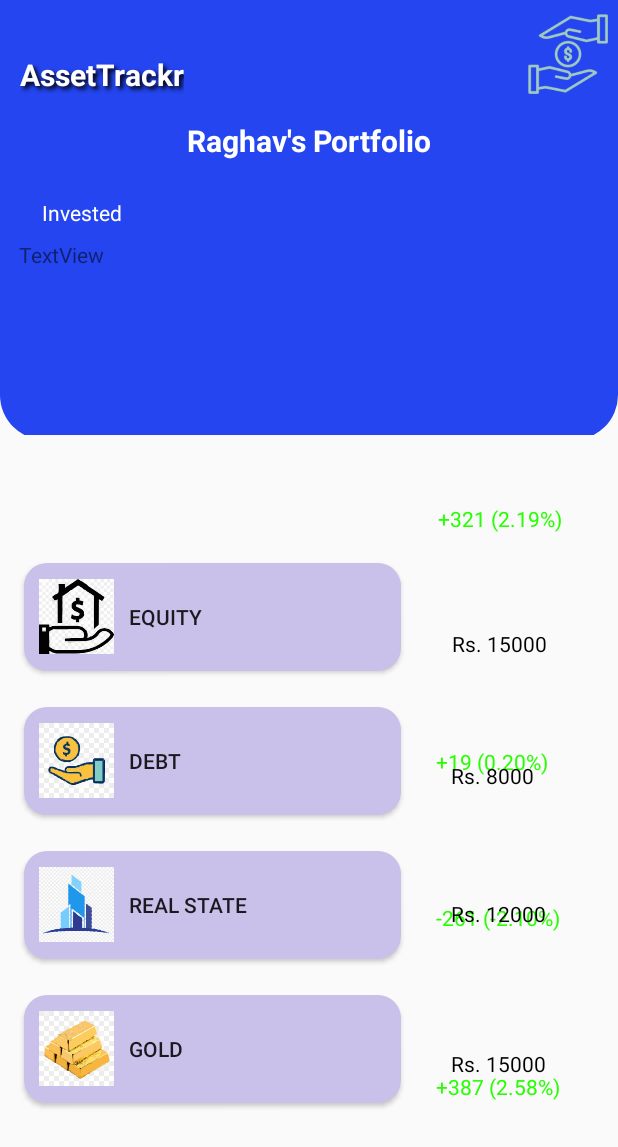
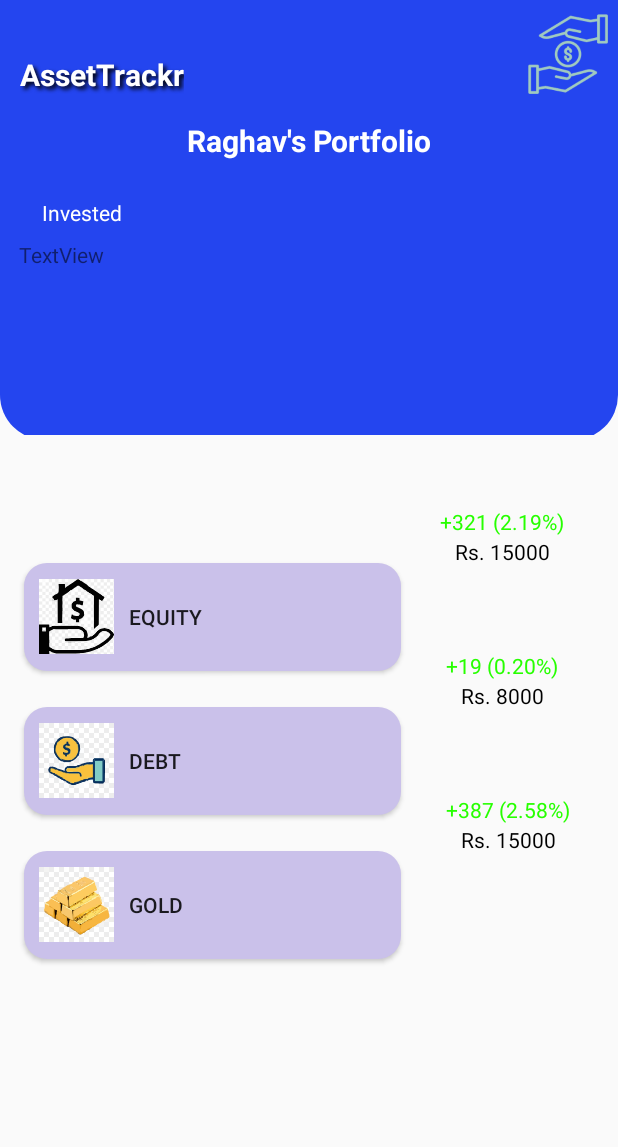
Before and after one commit to raghav-malik/investment-android-app, an Android app: the StocksActivity screen opened directly, with no data from a screen before it, on a phone screen of 412 x 824 dp. Shown: the top 1147 px of the screen. Run offline under Robolectric (Android 15) with nearby library versions, the phone set to English and light mode, and no system bars; 4 statements that could not run were skipped.

Commit message:
portfolio constraint try

```diff
--- a/app/src/main/res/layout/activity_stocks.xml
+++ b/app/src/main/res/layout/activity_stocks.xml
@@ -87,6 +87,90 @@
     </LinearLayout>
 
 
+    <LinearLayout
+        android:layout_width="150dp"
+        android:layout_height="72dp"
+        android:layout_marginStart="260dp"
+        android:layout_marginTop="328dp"
+        android:orientation="vertical"
+        app:layout_constraintStart_toStartOf="parent"
+        app:layout_constraintTop_toTopOf="parent">
+
+        <TextView
+            android:id="@+id/textViewreturnsEquity"
+            android:layout_width="match_parent"
+            android:layout_height="20dp"
+            android:layout_marginTop="10dp"
+            android:text="+321 (2.19%)"
+            android:textAlignment="center"
+            android:textColor="#27FF00" />
+
+        <TextView
+            android:id="@+id/textViewEquityInvested"
+            android:layout_width="match_parent"
+            android:layout_height="24dp"
+            android:text="Rs. 15000"
+            android:textAlignment="center"
+            android:textColor="#000000" />
+    </LinearLayout>
+
+
+    <LinearLayout
+        android:layout_width="150dp"
+        android:layout_height="72dp"
+        android:layout_marginStart="260dp"
+        android:layout_marginTop="424dp"
+        android:orientation="vertical"
+        app:layout_constraintStart_toStartOf="parent"
+        app:layout_constraintTop_toTopOf="parent">
+
+        <TextView
+            android:id="@+id/textViewdebtreturns"
+            android:layout_width="match_parent"
+            android:layout_height="20dp"
+            android:layout_marginTop="10dp"
+            android:text="+19 (0.20%)"
+            android:textAlignment="center"
+            android:textColor="#27FF00" />
+
+
+        <TextView
+            android:id="@+id/textViewdebtprice"
+            android:layout_width="match_parent"
+            android:layout_height="24dp"
+            android:text="Rs. 8000"
+            android:textAlignment="center"
+            android:textColor="#000000" />
+    </LinearLayout>
+
+    <LinearLayout
+        android:layout_width="150dp"
+        android:layout_height="72dp"
+        android:layout_marginStart="264dp"
+        android:layout_marginTop="520dp"
+        android:orientation="vertical"
+        app:layout_constraintStart_toStartOf="parent"
+        app:layout_constraintTop_toTopOf="parent">
+
+        <TextView
+            android:id="@+id/textViewgoldreturns"
+            android:layout_width="match_parent"
+            android:layout_height="20dp"
+            android:layout_marginTop="10dp"
+            android:text="+387 (2.58%)"
+            android:textAlignment="center"
+            android:textColor="#27FF00" />
+
+
+        <TextView
+            android:id="@+id/textViewgoldprice"
+            android:layout_width="match_parent"
+            android:layout_height="24dp"
+            android:text="Rs. 15000"
+            android:textAlignment="center"
+            android:textColor="#000000" />
+    </LinearLayout>
+
     <Button
         android:id="@+id/btnEquity"
         android:layout_width="251dp"
@@ -121,21 +205,6 @@
         app:layout_constraintTop_toBottomOf="@+id/btnEquity" />
 
     <Button
-        android:id="@+id/btnrealestate"
-        android:layout_width="0dp"
-        android:layout_height="72dp"
-        android:layout_marginTop="24dp"
-        android:background="@drawable/btnforpurposes"
-        android:drawableStart="@drawable/real_estate"
-        android:drawablePadding="10dp"
-        android:paddingStart="10dp"
-        android:text="Real state"
-        android:textAlignment="viewStart"
-        app:layout_constraintEnd_toEndOf="@+id/btndebt"
-        app:layout_constraintStart_toStartOf="@+id/btndebt"
-        app:layout_constraintTop_toBottomOf="@+id/btndebt" />
-
-    <Button
         android:id="@+id/btngold"
         android:layout_width="0dp"
         android:layout_height="72dp"
@@ -146,108 +215,8 @@
         android:paddingStart="10dp"
         android:text="Gold"
         android:textAlignment="viewStart"
-        app:layout_constraintEnd_toEndOf="@+id/btnrealestate"
-        app:layout_constraintStart_toStartOf="@+id/btnrealestate"
-        app:layout_constraintTop_toBottomOf="@+id/btnrealestate" />
-
-    <TextView
-        android:id="@+id/textViewEquityInvested"
-        android:layout_width="75dp"
-        android:layout_height="24dp"
-        android:layout_marginTop="44dp"
-        android:text="Rs. 15000"
-        android:textColor="#000000"
-        app:layout_constraintEnd_toEndOf="parent"
-        app:layout_constraintHorizontal_bias="0.492"
-        app:layout_constraintStart_toEndOf="@+id/btnEquity"
-        app:layout_constraintTop_toTopOf="@+id/btnEquity" />
-
-    <TextView
-        android:id="@+id/textViewdebtreturns"
-        android:layout_width="81dp"
-        android:layout_height="31dp"
-        android:layout_marginStart="20dp"
-        android:text="+19 (0.20%)"
-        android:textAlignment="center"
-        android:textColor="#27FF00"
-        app:layout_constraintBottom_toBottomOf="parent"
-        app:layout_constraintStart_toEndOf="@+id/btndebt"
-        app:layout_constraintTop_toTopOf="parent"
-        app:layout_constraintVertical_bias="0.628" />
-
-    <TextView
-        android:id="@+id/textViewdebtprice"
-        android:layout_width="wrap_content"
-        android:layout_height="wrap_content"
-        android:layout_marginTop="36dp"
-        android:text="Rs. 8000"
-        android:textColor="#000000"
-        app:layout_constraintEnd_toEndOf="parent"
-        app:layout_constraintHorizontal_bias="0.37"
-        app:layout_constraintStart_toEndOf="@+id/btndebt"
-        app:layout_constraintTop_toTopOf="@+id/btndebt" />
-
-    <TextView
-        android:id="@+id/textViewrealestatereturns"
-        android:layout_width="96dp"
-        android:layout_height="30dp"
-        android:layout_marginEnd="32dp"
-        android:text="-261 (-2.10%)"
-        android:textAlignment="center"
-        android:textColor="#27FF00"
-        app:layout_constraintBottom_toBottomOf="parent"
-        app:layout_constraintEnd_toEndOf="parent"
-        app:layout_constraintTop_toTopOf="parent"
-        app:layout_constraintVertical_bias="0.758" />
-
-    <TextView
-        android:id="@+id/textViewrealestateprice"
-        android:layout_width="64dp"
-        android:layout_height="24dp"
-        android:layout_marginTop="32dp"
-        android:text="Rs. 12000"
-        android:textColor="#000000"
-        app:layout_constraintEnd_toEndOf="parent"
-        app:layout_constraintHorizontal_bias="0.412"
-        app:layout_constraintStart_toEndOf="@+id/btnrealestate"
-        app:layout_constraintTop_toTopOf="@+id/btnrealestate" />
-
-    <TextView
-        android:id="@+id/textViewgoldreturns"
-        android:layout_width="85dp"
-        android:layout_height="32dp"
-        android:layout_marginEnd="36dp"
-        android:text="+387 (2.58%)"
-        android:textColor="#27FF00"
-        app:layout_constraintBottom_toBottomOf="parent"
-        app:layout_constraintEnd_toEndOf="parent"
-        app:layout_constraintTop_toTopOf="parent"
-        app:layout_constraintVertical_bias="0.902" />
-
-    <TextView
-        android:id="@+id/textViewgoldprice"
-        android:layout_width="wrap_content"
-        android:layout_height="wrap_content"
-        android:layout_marginTop="36dp"
-        android:text="Rs. 15000"
-        android:textColor="#000000"
-        app:layout_constraintEnd_toEndOf="parent"
-        app:layout_constraintHorizontal_bias="0.407"
-        app:layout_constraintStart_toEndOf="@+id/btngold"
-        app:layout_constraintTop_toTopOf="@+id/btngold" />
-
-    <TextView
-        android:id="@+id/textViewreturnsEquity"
-        android:layout_width="87dp"
-        android:layout_height="20dp"
-        android:layout_marginTop="336dp"
-        android:text="+321 (2.19%)"
-        android:textAlignment="center"
-        android:textColor="#27FF00"
-        app:layout_constraintEnd_toEndOf="parent"
-        app:layout_constraintHorizontal_bias="0.396"
-        app:layout_constraintStart_toEndOf="@+id/btnEquity"
-        app:layout_constraintTop_toTopOf="parent" />
-
+        app:layout_constraintEnd_toEndOf="@+id/btndebt"
+        app:layout_constraintStart_toStartOf="@+id/btndebt"
+        app:layout_constraintTop_toBottomOf="@+id/btndebt" />
 
 </androidx.constraintlayout.widget.ConstraintLayout>
```
